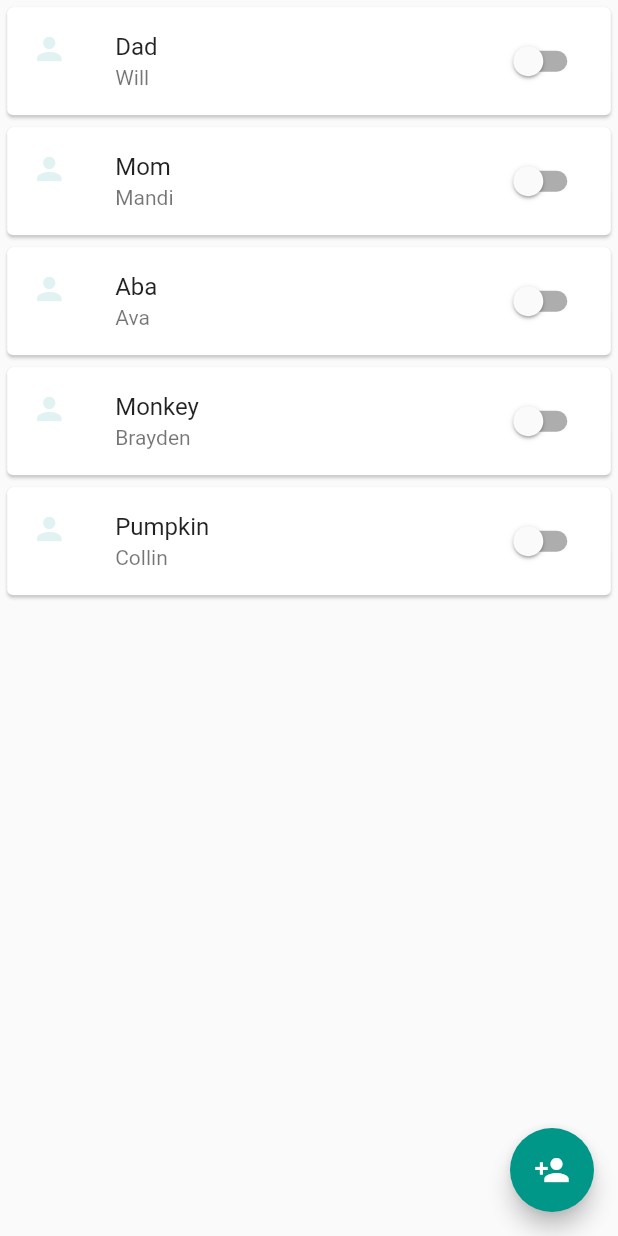
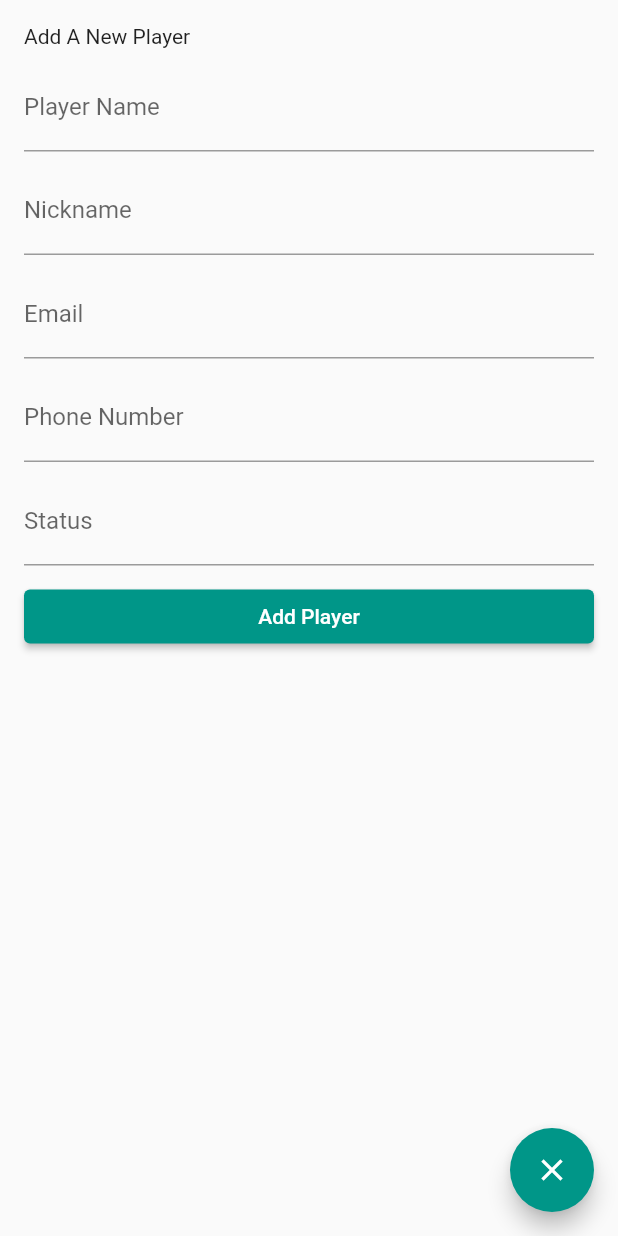
Before and after one commit to MrTaz/mini_golf_tracker, a Flutter app: the PlayersScreen screen opened by its route, after a tap on the "person add" icon, on a phone screen of 412 x 824 dp. Run offline on Flutter 3.47's test engine with Material 2 defaults, Android fonts, the phone set to English and light mode, and no system bars; our stand-ins replace cached_network_image, flutter_login, font_awesome_flutter, recase, shared_preferences, supabase and 1 more; missing offline and left inert: calendarific_dart, flutter_gravatar, random_x, word_generator; accounts and stored records are empty; Roboto replaces fonts that are missing (Merriweather).

Commit message:
fix: added ability to add and edit players

```diff
--- a/lib/main.dart
+++ b/lib/main.dart
@@ -16,6 +16,7 @@ import 'players_screen.dart';
 import 'course.dart';
 import 'databaseconnectionerror.dart';
 import 'game.dart';
+
 // import 'gamestarted.dart';
 // import 'playerListItem.dart';
 // import 'playergameinfo.dart';
@@ -116,7 +117,7 @@ class MainScaffold extends State<HomePage> {
         if (email == null) {
           logout();
         } else {
-          loggedInPlayer = Player(id: 1, playerName: "Will", nickname: "Dad", ownerId: 1, email: email, totalScore: 50);
+          loggedInPlayer = Player.getPlayerByEmail(email);
           isLoggedIn(true);
           changeProfileImage();
           body = const DashboardScreen();
--- a/lib/player.dart
+++ b/lib/player.dart
@@ -1,13 +1,56 @@
 class Player {
   final int id;
-  final String playerName;
-  final String nickname;
-  final String? email;
-  final String? phoneNumber;
-  final String? status;
-  final num totalScore;
-  final String? avatarImageLocation;
-  final int ownerId;
+  String playerName;
+  String nickname;
+  String? email;
+  String? phoneNumber;
+  String? status;
+  num totalScore;
+  String? avatarImageLocation;
+  int ownerId;
+
+  static List<Player> players = [
+    Player(
+        id: 1,
+        playerName: "Will",
+        nickname: "Dad",
+        ownerId: 1,
+        totalScore: 50,
+        email: "mrtaz28@gmail.com",
+        avatarImageLocation: "assets/images/avatars_3d_avatar_28.png"),
+    Player(
+        id: 2,
+        playerName: "Mandi",
+        nickname: "Mom",
+        ownerId: 1,
+        totalScore: 62,
+        email: "pumkey@gmail.com",
+        avatarImageLocation: "assets/images/avatars_3d_avatar_28.png"),
+    Player(
+        id: 3,
+        playerName: "Ava",
+        nickname: "Aba",
+        ownerId: 2,
+        totalScore: 52,
+        email: "princessavajayde@gmail.com",
+        avatarImageLocation: "assets/images/avatars_3d_avatar_28.png"),
+    Player(
+        id: 4,
+        playerName: "Brayden",
+        nickname: "Monkey",
+        ownerId: 1,
+        totalScore: 51,
+        email: "hunter15511@gmail.com",
+        avatarImageLocation: "assets/images/avatars_3d_avatar_28.png"),
+    Player(
+        id: 5,
+        playerName: "Collin",
+        nickname: "Pumpkin",
+        ownerId: 1,
+        totalScore: 54,
+        email: "pumkey41@gmail.com",
+        avatarImageLocation: "assets/images/avatars_3d_avatar_28.png")
+  ];
 
   Player(
       {required this.id,
@@ -52,47 +95,14 @@ class Player {
   }
 
   static List<Player> getAllPlayers() {
-    return [
-      Player(
-          id: 1,
-          playerName: "Will",
-          nickname: "Dad",
-          ownerId: 1,
-          totalScore: 50,
-          email: "mrtaz28@gmail.com",
-          avatarImageLocation: "assets/images/avatars_3d_avatar_28.png"),
-      Player(
-          id: 2,
-          playerName: "Mandi",
-          nickname: "Mom",
-          ownerId: 1,
-          totalScore: 62,
-          email: "pumkey@gmail.com",
-          avatarImageLocation: "assets/images/avatars_3d_avatar_28.png"),
-      Player(
-          id: 3,
-          playerName: "Ava",
-          nickname: "Aba",
-          ownerId: 1,
-          totalScore: 52,
-          email: "princessavajayde@gmail.com",
-          avatarImageLocation: "assets/images/avatars_3d_avatar_28.png"),
-      Player(
-          id: 4,
-          playerName: "Brayden",
-          nickname: "Monkey",
-          ownerId: 1,
-          totalScore: 51,
-          email: "hunter15511@gmail.com",
-          avatarImageLocation: "assets/images/avatars_3d_avatar_28.png"),
-      Player(
-          id: 5,
-          playerName: "Collin",
-          nickname: "Pumpkin",
-          ownerId: 1,
-          totalScore: 54,
-          email: "pumkey41@gmail.com",
-          avatarImageLocation: "assets/images/avatars_3d_avatar_28.png")
-    ];
+    return players;
+  }
+
+  static Player? getPlayerByEmail(String email) {
+    return players.firstWhere((player) => player.email == email, orElse: () => null as Player);
+  }
+
+  static void addPlayer(Player player) {
+    players.add(player);
   }
 }
--- /dev/null
+++ b/lib/player_create_screen.dart
@@ -0,0 +1,42 @@
+import 'package:flutter/material.dart';
+
+import 'player.dart';
+import 'player_form_widget.dart';
+
+class PlayerCreateScreen extends StatefulWidget {
+  final List<Player> players;
+  final VoidCallback onSavePlayer;
+
+  const PlayerCreateScreen({required this.players, required this.onSavePlayer});
+
+  @override
+  _PlayerCreateScreenState createState() => _PlayerCreateScreenState();
+}
+
+class _PlayerCreateScreenState extends State<PlayerCreateScreen> {
+  late Player newPlayer;
+
+  @override
+  void initState() {
+    super.initState();
+    newPlayer = Player(id: 0, playerName: '', nickname: '', ownerId: 0, totalScore: 0);
+  }
+
+  void savePlayer() {
+    widget.onSavePlayer(); // Notify the parent widget that a player has been saved
+    Player.addPlayer(newPlayer);
+  }
+
+  @override
+  Widget build(BuildContext context) {
+    return Padding(
+      padding: const EdgeInsets.all(16.0),
+      child: PlayerForm(
+        player: newPlayer,
+        allowEditing: true,
+        onSaveChanges: savePlayer,
+        editingOrAdding: "Add",
+      ),
+    );
+  }
+}
--- /dev/null
+++ b/lib/player_details_screen.dart
@@ -0,0 +1,81 @@
+import 'package:flutter/material.dart';
+
+import 'player.dart';
+
+class PlayerDetailsScreen extends StatefulWidget {
+  final Player player;
+  const PlayerDetailsScreen({super.key, required this.player});
+
+  @override
+  _PlayerDetailsScreenState createState() => _PlayerDetailsScreenState();
+}
+
+class _PlayerDetailsScreenState extends State<PlayerDetailsScreen> {
+  late Player _player;
+
+  @override
+  void initState() {
+    super.initState();
+    _player = widget.player;
+  }
+
+  @override
+  Widget build(BuildContext context) {
+    return Scaffold(
+      appBar: AppBar(
+        title: const Text('Player Details'),
+      ),
+      body: Padding(
+        padding: const EdgeInsets.all(16.0),
+        child: ListView(
+          children: [
+            _buildFormField('Player Name', _player.playerName, (value) {
+              setState(() {
+                _player.playerName = value!;
+              });
+            }),
+            _buildFormField('Nickname', _player.nickname, (value) {
+              setState(() {
+                _player.nickname = value!;
+              });
+            }),
+            _buildFormField('Email', _player.email, (value) {
+              setState(() {
+                _player.email = value;
+              });
+            }),
+            _buildFormField('Phone Number', _player.phoneNumber, (value) {
+              setState(() {
+                _player.phoneNumber = value;
+              });
+            }),
+            _buildFormField('Status', _player.status, (value) {
+              setState(() {
+                _player.status = value;
+              });
+            }),
+            _buildFormField('Total Score', _player.totalScore.toString(), (value) {
+              setState(() {
+                _player.totalScore = num.parse(value!);
+              });
+            }),
+          ],
+        ),
+      ),
+    );
+  }
+
+  Widget _buildFormField(
+    String label,
+    String? value,
+    ValueChanged<String?> onChanged,
+  ) {
+    return TextFormField(
+      initialValue: value ?? '',
+      decoration: InputDecoration(
+        labelText: label,
+      ),
+      onChanged: onChanged,
+    );
+  }
+}
--- /dev/null
+++ b/lib/player_form_widget.dart
@@ -0,0 +1,176 @@
+import 'package:flutter/material.dart';
+import 'package:shared_preferences/shared_preferences.dart';
+
+import 'player.dart';
+
+class PlayerForm extends StatefulWidget {
+  final Player? player;
+  final bool allowEditing;
+  final VoidCallback onSaveChanges;
+  final String editingOrAdding;
+
+  const PlayerForm(
+      {this.player, required this.allowEditing, required this.onSaveChanges, required this.editingOrAdding});
+
+  @override
+  _PlayerFormState createState() => _PlayerFormState();
+}
+
+class _PlayerFormState extends State<PlayerForm> {
+  late TextEditingController _playerNameController;
+  late TextEditingController _nicknameController;
+  late TextEditingController _emailController;
+  late TextEditingController _phoneNumberController;
+  late TextEditingController _statusController;
+  late Player currentUser;
+  bool isDuplicate = false;
+
+  @override
+  void initState() {
+    super.initState();
+    loadCurrentUser();
+    _playerNameController = TextEditingController(text: widget.player?.playerName ?? '');
+    _nicknameController = TextEditingController(text: widget.player?.nickname ?? '');
+    _emailController = TextEditingController(text: widget.player?.email ?? '');
+    _phoneNumberController = TextEditingController(text: widget.player?.phoneNumber ?? '');
+    _statusController = TextEditingController(text: widget.player?.status ?? '');
+  }
+
+  @override
+  void dispose() {
+    _playerNameController.dispose();
+    _nicknameController.dispose();
+    _emailController.dispose();
+    _phoneNumberController.dispose();
+    _statusController.dispose();
+    super.dispose();
+  }
+
+  bool get isEditing => widget.player != null;
+
+  Future<void> loadCurrentUser() async {
+    SharedPreferences prefs = await SharedPreferences.getInstance();
+    setState(() {
+      currentUser = Player.getPlayerByEmail(prefs.getString("email") ?? "")!;
+    });
+  }
+
+  bool validateRequiredFields() {
+    if (_playerNameController.text.isEmpty || _nicknameController.text.isEmpty) {
+      showDialog(
+        context: context,
+        builder: (BuildContext context) {
+          return AlertDialog(
+            title: const Text('Missing required fields'),
+            content: (_playerNameController.text.isEmpty)
+                ? const Text("The Player's Name must be filled in.")
+                : const Text("The Player's Nickname must be filled in."),
+            actions: [
+              TextButton(
+                onPressed: () {
+                  Navigator.of(context).pop();
+                },
+                child: const Text('OK'),
+              ),
+            ],
+          );
+        },
+      );
+      return false;
+    }
+    return true;
+  }
+
+  void checkDuplicate() {
+    // Check for duplicates before saving
+    List<Player> allPlayers = Player.getAllPlayers();
+    isDuplicate = allPlayers.any((player) =>
+        player != widget.player &&
+        (player.playerName == _playerNameController.text && player.nickname == _nicknameController.text));
+
+    if (isDuplicate) {
+      showDialog(
+        context: context,
+        builder: (BuildContext context) {
+          return AlertDialog(
+            title: const Text('Duplicate Player'),
+            content: const Text('A player with the same playerName or nickname already exists.'),
+            actions: [
+              TextButton(
+                onPressed: () {
+                  Navigator.of(context).pop();
+                },
+                child: const Text('OK'),
+              ),
+            ],
+          );
+        },
+      );
+    } else {
+      // No duplicate found, proceed with saving the changes
+      saveChanges();
+    }
+  }
+
+  void saveChanges() {
+    if (validateRequiredFields()) {
+      // Create or update the player
+      if (isEditing) {
+        widget.player!.playerName = _playerNameController.text;
+        widget.player!.nickname = _nicknameController.text;
+        widget.player!.email = _emailController.text;
+        widget.player!.phoneNumber = _phoneNumberController.text;
+        widget.player!.status = _statusController.text;
+        widget.player!.ownerId = currentUser.id;
+      }
+      widget.onSaveChanges();
+    }
+  }
+
+  @override
+  Widget build(BuildContext context) {
+    return Column(
+      crossAxisAlignment: CrossAxisAlignment.stretch,
+      children: [
+        (widget.editingOrAdding == 'Edit') ? const Text("Edit Player Attributes") : const Text("Add A New Player"),
+        const SizedBox(height: 10),
+        TextFormField(
+          controller: _playerNameController,
+          decoration: const InputDecoration(labelText: 'Player Name'),
+          enabled: widget.allowEditing,
+        ),
+        const SizedBox(height: 10),
+        TextFormField(
+          controller: _nicknameController,
+          decoration: const InputDecoration(labelText: 'Nickname'),
+          enabled: widget.allowEditing,
+        ),
+        const SizedBox(height: 10),
+        TextFormField(
+          controller: _emailController,
+          decoration: const InputDecoration(labelText: 'Email'),
+          enabled: widget.allowEditing,
+        ),
+        const SizedBox(height: 10),
+        TextFormField(
+          controller: _phoneNumberController,
+          decoration: const InputDecoration(labelText: 'Phone Number'),
+          enabled: widget.allowEditing,
+        ),
+        const SizedBox(height: 10),
+        TextFormField(
+          controller: _statusController,
+          decoration: const InputDecoration(labelText: 'Status'),
+          enabled: widget.allowEditing,
+        ),
+        const SizedBox(height: 10),
+        ElevatedButton(
+          onPressed: () {
+            checkDuplicate();
+          },
+          child: (widget.editingOrAdding == 'Edit') ? const Text("Save Changes") : const Text("Add Player"),
+        ),
+      ],
+    );
+  }
+}
--- a/lib/playerlistitem.dart
+++ /dev/null
@@ -1,56 +0,0 @@
-import 'package:flutter/material.dart';
-
-import 'player.dart';
-
-class PlayerListItem extends StatefulWidget {
-  final ValueChanged<String>? onChanged;
-  final Player player;
-
-  const PlayerListItem({super.key, required this.player, this.onChanged});
-
-  @override
-  _PlayerListItem createState() => _PlayerListItem();
-}
-
-class _PlayerListItem extends State<PlayerListItem> {
-  bool isSelected = false;
-  final bool _enabled = true;
-
-  @override
-  Widget build(BuildContext context) {
-    return Card(
-      child: ListTile(
-        enabled: _enabled,
-        selected: isSelected,
-        onTap: () {
-          setState(() {
-            // This is called when the user toggles the switch.
-            isSelected = !isSelected;
-          });
-        },
-        iconColor: MaterialStateColor.resolveWith((Set<MaterialState> states) {
-          if (states.contains(MaterialState.selected)) {
-            return Colors.green;
-          }
-          return Colors.teal.shade50;
-        }),
-        leading: const Icon(Icons.person),
-        title: Text(widget.player.nickname),
-        subtitle: Text(widget.player.playerName),
-        trailing: Switch(
-          onChanged: (bool? value) {
-            setState(() {
-              isSelected = value!;
-            });
-            if (isSelected) {
-              // removePlayerFromGame(player);
-            } else {
-              // addPlayerToGame(player);
-            }
-          },
-          value: isSelected,
-        ),
-      ),
-    );
-  }
-}
--- a/lib/players_card_widget.dart
+++ b/lib/players_card_widget.dart
@@ -27,13 +27,20 @@ class PlayersCardState extends State<PlayersCard> {
   @override
   void initState() {
     super.initState();
+    playerFriends = Player.getAllPlayers();
     sortedPlayers = widget.sortedPlayerIds != null && widget.sortedPlayerIds!.isNotEmpty
         ? (widget.sortedPlayerIds!.map((id) => playerFriends.firstWhere((player) => player.id == id)).toList()
           ..sort((a, b) => widget.sortedPlayerIds!.indexOf(a.id).compareTo(widget.sortedPlayerIds!.indexOf(b.id))))
         : (List.from(playerFriends)
           ..sort((a, b) {
             if (a.totalScore != b.totalScore) {
-              return a.totalScore.compareTo(b.totalScore);
+              if (a.totalScore == 0) {
+                return 1; // Player a has total score 0, place it after player b
+              } else if (b.totalScore == 0) {
+                return -1; // Player b has total score 0, place it after player a
+              } else {
+                return a.totalScore.compareTo(b.totalScore);
+              }
             } else {
               return a.id.compareTo(b.id);
             }
--- /dev/null
+++ b/lib/players_list_screen.dart
@@ -0,0 +1,113 @@
+import 'package:flutter/material.dart';
+import 'package:shared_preferences/shared_preferences.dart';
+
+import 'player.dart';
+import 'player_form_widget.dart';
+
+class PlayerListItem extends StatefulWidget {
+  final ValueChanged<String>? onChanged;
+  final Player player;
+  final bool? creatingGame;
+
+  const PlayerListItem({Key? key, required this.player, this.onChanged, this.creatingGame}) : super(key: key);
+
+  @override
+  _PlayerListItemState createState() => _PlayerListItemState();
+}
+
+class _PlayerListItemState extends State<PlayerListItem> {
+  bool isSelected = false;
+  final bool _enabled = true;
+  bool _allowEditing = false;
+  bool isDropdownOpen = false;
+
+  @override
+  void initState() {
+    super.initState();
+    loadCurrentUser();
+  }
+
+  Future<void> loadCurrentUser() async {
+    SharedPreferences prefs = await SharedPreferences.getInstance();
+    setState(() {
+      _allowEditing = widget.player.ownerId == Player.getPlayerByEmail(prefs.getString("email") ?? "")?.id;
+    });
+  }
+
+  void toggleDropdown() {
+    setState(() {
+      isDropdownOpen = !isDropdownOpen;
+    });
+  }
+
+  @override
+  Widget build(BuildContext context) {
+    return Card(
+      child: Column(
+        children: [
+          ListTile(
+            enabled: _enabled,
+            selected: isSelected,
+            onTap: () {
+              setState(() {
+                // This is called when the user toggles the switch.
+                isSelected = !isSelected;
+              });
+            },
+            iconColor: MaterialStateColor.resolveWith((Set<MaterialState> states) {
+              if (states.contains(MaterialState.selected)) {
+                return Colors.green;
+              }
+              return Colors.teal.shade50;
+            }),
+            leading: const Icon(Icons.person),
+            title: Text(widget.player.nickname),
+            subtitle: Text(widget.player.playerName),
+            trailing: Row(
+              mainAxisSize: MainAxisSize.min,
+              children: [
+                if (_allowEditing)
+                  GestureDetector(
+                    onTap: toggleDropdown,
+                    child: const Icon(Icons.edit),
+                  ),
+                const SizedBox(width: 8),
+                if (widget.creatingGame == true)
+                  Switch(
+                    onChanged: (bool? value) {
+                      setState(() {
+                        isSelected = value!;
+                      });
+                      if (isSelected) {
+                        // removePlayerFromGame(player);
+                      } else {
+                        // addPlayerToGame(player);
+                      }
+                    },
+                    value: isSelected,
+                  ),
+              ],
+            ),
+          ),
+          if (isDropdownOpen) ...[
+            const Divider(),
+            Padding(
+              padding: const EdgeInsets.all(16.0),
+              child: PlayerForm(
+                player: widget.player,
+                allowEditing: _allowEditing,
+                editingOrAdding: "Edit",
+                onSaveChanges: () {
+                  // Save changes
+                  setState(() {
+                    isDropdownOpen = false;
+                  });
+                },
+              ),
+            ),
+          ],
+        ],
+      ),
+    );
+  }
+}
--- a/lib/players_screen.dart
+++ b/lib/players_screen.dart
@@ -1,21 +1,50 @@
 import 'package:flutter/material.dart';
 
 import 'player.dart';
-import 'playerListItem.dart';
+import 'player_create_screen.dart';
+import 'players_list_screen.dart';
 
-class PlayersScreen extends StatelessWidget {
+class PlayersScreen extends StatefulWidget {
   PlayersScreen({Key? key}) : super(key: key);
 
+  @override
+  _PlayersScreenState createState() => _PlayersScreenState();
+}
+
+class _PlayersScreenState extends State<PlayersScreen> {
   final List<Player> players = Player.getAllPlayers();
   final List<Player> selectedPlayers = [];
+  bool showNewPlayerForm = false;
+  bool showCloseButton = false;
 
-  void fabPressed() {}
+  void fabPressed() {
+    setState(() {
+      showNewPlayerForm = true;
+      showCloseButton = true;
+    });
+  }
+
+  void savePlayer() {
+    setState(() {
+      showNewPlayerForm = false;
+      showCloseButton = false;
+    });
+  }
+
+  void closePlayerCreateScreen() {
+    setState(() {
+      showNewPlayerForm = false;
+      showCloseButton = false;
+    });
+  }
 
   @override
   Widget build(BuildContext context) {
     return Scaffold(
       body: SingleChildScrollView(
-        child: Column(
+        child: showNewPlayerForm
+            ? PlayerCreateScreen(players: players, onSavePlayer: savePlayer)
+            : Column(
                 children: <Widget>[
                   ListView.builder(
                     shrinkWrap: true,
@@ -28,7 +57,10 @@ class PlayersScreen extends StatelessWidget {
                 ],
               ),
       ),
-      floatingActionButton: FloatingActionButton(onPressed: fabPressed, child: const Icon(Icons.person_add)),
+      floatingActionButton: FloatingActionButton(
+        onPressed: showCloseButton ? closePlayerCreateScreen : fabPressed,
+        child: showCloseButton ? const Icon(Icons.close) : const Icon(Icons.person_add),
+      ),
     );
   }
 }
```
Lines whose indentation alone changed are shown as unchanged.
